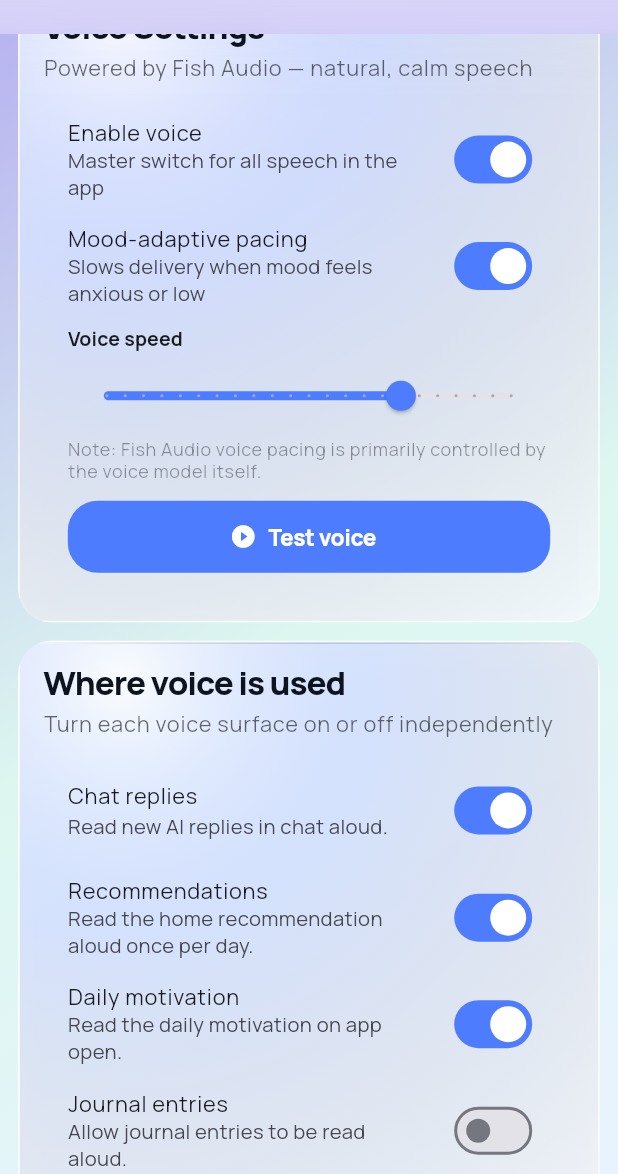
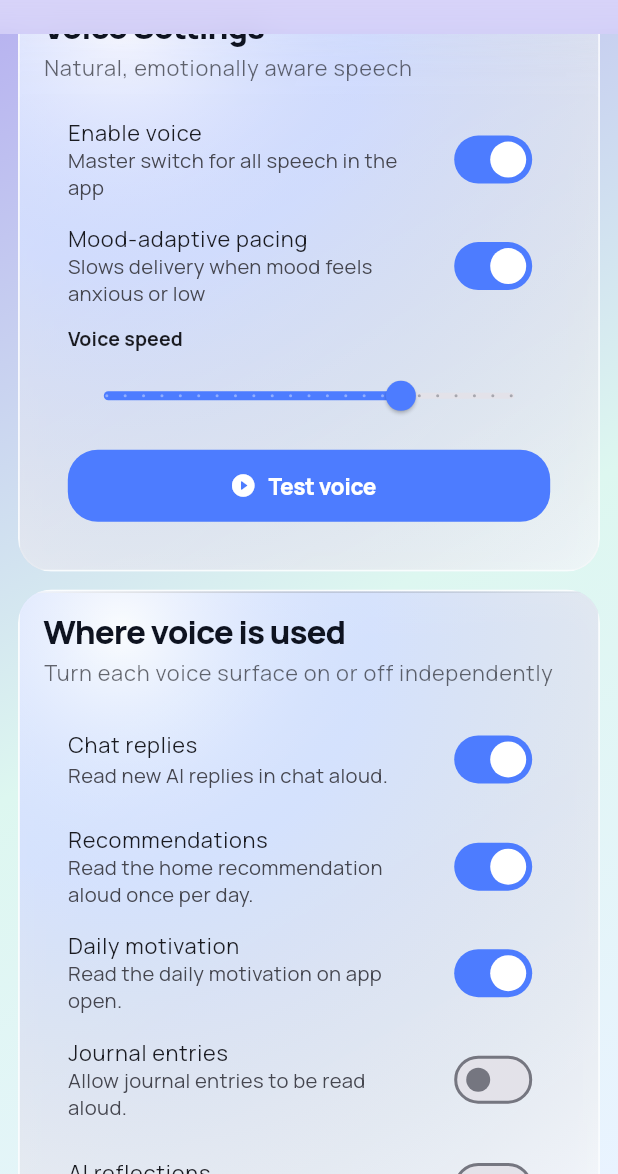
Before and after one commit to Keithfa007/mindcore_ai, a Flutter app: the VoiceSettingsScreen screen opened directly, scrolled down 576 dp, on a phone screen of 412 x 824 dp, the part 62-1236 px from its top. Run offline on Flutter 3.47's test engine with Material 3 defaults, Android fonts, the phone set to English and light mode, and no system bars; our stand-ins replace audioplayers, cloud_firestore, firebase_auth, firebase_core, firebase_messaging, firebase_storage and 14 more; missing offline and left inert: in_app_update; accounts and stored records are empty.

Commit message:
fix: update voice settings UI from Fish Audio to ElevenLabs

```diff
--- a/lib/pages/voice_settings_screen.dart
+++ b/lib/pages/voice_settings_screen.dart
@@ -178,7 +178,7 @@
                     children: [
                       const SectionHeroCard(
                         title: 'Voice Settings',
-                        subtitle: 'Powered by Fish Audio — natural, calm speech',
+                        subtitle: 'Natural, emotionally aware speech',
                       ),
                       const SizedBox(height: 8),
 
@@ -226,16 +226,6 @@
                                   setState(() => _speed = v);
                                   await OpenAiTtsService.instance.setBaseSpeed(v);
                                 },
-                        ),
-                      ),
-                      Padding(
-                        padding: const EdgeInsets.fromLTRB(16, 0, 16, 4),
-                        child: Text(
-                          'Note: Fish Audio voice pacing is primarily controlled '
-                          'by the voice model itself.',
-                          style: tt.bodySmall?.copyWith(
-                            color: cs.onSurface.withValues(alpha: 0.45),
-                          ),
                         ),
                       ),
                       const SizedBox(height: 8),
```
